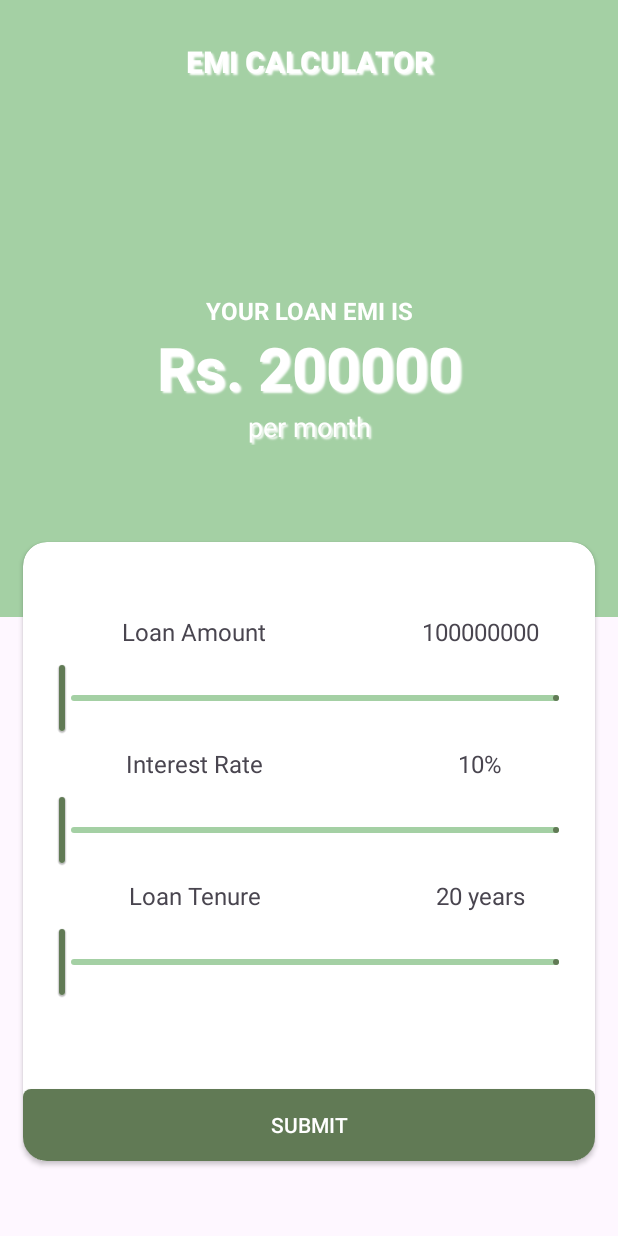
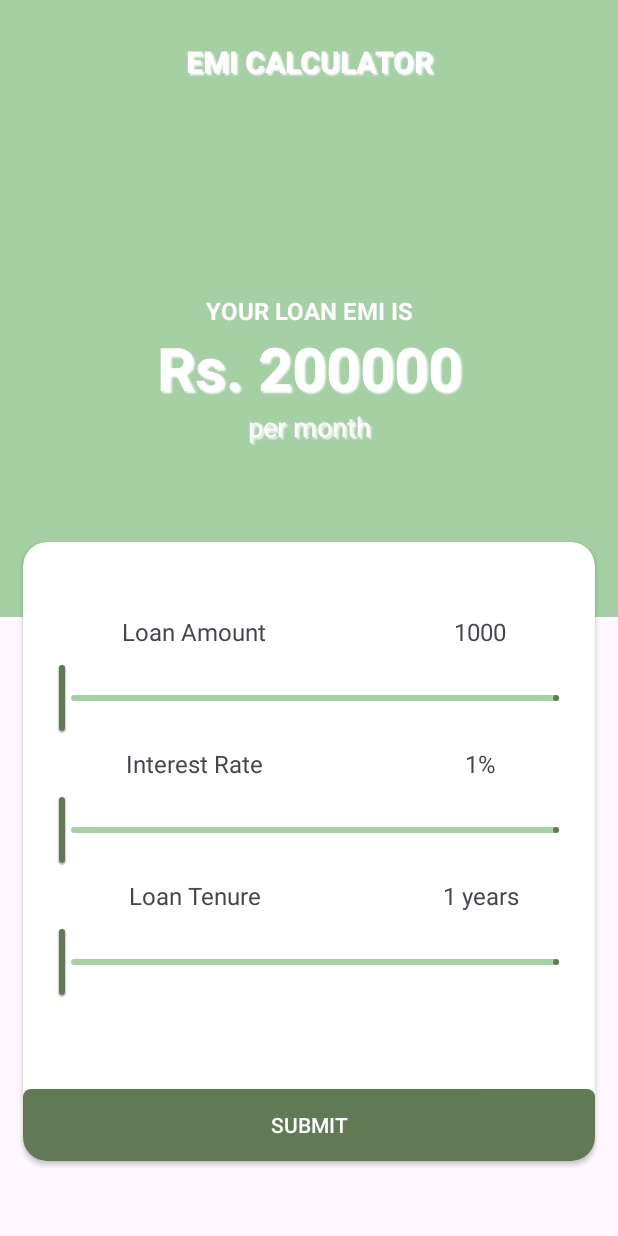
Before and after one commit to neha280694/-rt, an Android app: the emicalculator screen opened directly, with no data from a screen before it, on a phone screen of 412 x 824 dp. Run offline under Robolectric (Android 15) with nearby library versions, the phone set to English and light mode, and no system bars.

Commit message:
dobe calculation of emi

```diff
--- a/app/src/main/java/com/example/myapplication/emicalculator.java
+++ b/app/src/main/java/com/example/myapplication/emicalculator.java
@@ -3,12 +3,138 @@ package com.example.myapplication;
 import androidx.appcompat.app.AppCompatActivity;
 
 import android.os.Bundle;
+import android.support.annotation.NonNull;
+import android.util.Log;
+import android.view.View;
+import android.widget.Button;
+import android.widget.LinearLayout;
+import android.widget.TextView;
+
+import com.google.android.material.slider.RangeSlider;
+
+import java.text.DecimalFormat;
+import java.util.List;
 
 public class emicalculator extends AppCompatActivity {
+    private TextView perc,txttotalamount,txtloana,txty;
+    private RangeSlider rangeperc,rangeloan,rangeyear;
+    private DecimalFormat decimalFormat;
+    private Button btn1;
+
 
     @Override
     protected void onCreate(Bundle savedInstanceState) {
         super.onCreate(savedInstanceState);
         setContentView(R.layout.activity_emicalculator);
+        perc=findViewById(R.id.perc);
+        rangeperc=findViewById(R.id.rangeperc);
+        txttotalamount=findViewById(R.id.txttotalamount);
+        txtloana=findViewById(R.id.txtloana);
+        txty=findViewById(R.id.txty);
+        rangeloan=findViewById(R.id.rangeloan);
+        rangeyear=findViewById(R.id.rangeyear);
+        btn1=findViewById(R.id.btn1);
+        decimalFormat = new DecimalFormat("#,##0.00");
+
+        rangeperc.addOnChangeListener(new RangeSlider.OnChangeListener() {
+            @Override
+            public void onValueChange(@NonNull RangeSlider slider, float value, boolean fromUser) {
+                // Check if there are any values (thumbs) in the list
+                if (!slider.getValues().isEmpty()) {
+                    int intValue = Math.round(slider.getValues().get(0));
+                    String text = "" + intValue + "%"; // Append "%" to the value
+                    perc.setText(text);
+                } else {
+                    perc.setText("No values selected");
+                }
+               // updateEMI();
+
+            }
+
+        });
+        rangeloan.addOnChangeListener(new RangeSlider.OnChangeListener() {
+            @Override
+            public void onValueChange(@NonNull RangeSlider slider, float value, boolean fromUser) {
+                // Check if there are any values (thumbs) in the list
+                if (!slider.getValues().isEmpty()) {
+                    int intValue = Math.round(slider.getValues().get(0));
+                    String text = "" + intValue ; // Append "%" to the value
+                    txtloana.setText(text);
+                } else {
+                    txtloana.setText("No values selected");
+                }
+                //updateEMI();
+
+            }
+        });
+        rangeyear.addOnChangeListener(new RangeSlider.OnChangeListener() {
+            @Override
+            public void onValueChange(@NonNull RangeSlider slider, float value, boolean fromUser) {
+                // Check if there are any values (thumbs) in the list
+                if (!slider.getValues().isEmpty()) {
+                    int intValue = Math.round(slider.getValues().get(0));
+                    String text = "" +intValue + "year"; // Append "%" to the value
+                    txty.setText(text);
+                } else {
+                    txty.setText("No values selected");
+                }
+                //updateEMI();
+            }
+        });
+        btn1.setOnClickListener(new View.OnClickListener() {
+            @Override
+            public void onClick(View v) {
+                updateEMI();
+
+            }
+        });
     }
+
+
+
+
+    private void updateEMI() {
+        // Retrieve the values from RangeSliders
+        float interestRate = rangeperc.getValues().get(0);
+        float loanAmount = rangeloan.getValues().get(0);
+        float loanTenure = rangeyear.getValues().get(0);
+
+        // Calculate EMI (You need to implement the EMI calculation logic here)
+        double emi = calculateEMI(interestRate, loanAmount, loanTenure);
+
+        // Format the EMI with up to two decimal places, removing trailing zeros
+        String formattedEMI = decimalFormat.format(emi);
+
+        // Display the updated EMI result in the emiResult TextView
+        txttotalamount.setText("" + formattedEMI); // You can customize the currency symbol as needed
+    }
+
+    // Implement the EMI calculation logic here
+    private double calculateEMI(float interestRate, float loanAmount, float loanTenure) {
+        // Your EMI calculation formula goes here
+        // For example, you can use the following formula (replace with your actual formula):
+        // EMI = (P * r * (1 + r)^n) / ((1 + r)^n - 1)
+        // where P = Principal amount (loan amount)
+        //       r = Monthly interest rate (annual rate / 12 / 100)
+        //       n = Total number of monthly payments (loan tenure * 12)
+        //       EMI = Equated Monthly Installment
+
+        // Calculate monthly interest rate
+        float monthlyInterestRate = (interestRate / 12) / 100;
+
+        // Calculate total number of monthly payments
+        float totalPayments = loanTenure * 12;
+
+        // Calculate EMI using the formula
+        double emi = (loanAmount * monthlyInterestRate * Math.pow(1 + monthlyInterestRate, totalPayments))
+                / (Math.pow(1 + monthlyInterestRate, totalPayments) - 1);
+
+        return emi;
+    }
+
+
+
+
+
+
 }
--- a/app/src/main/res/layout/activity_emicalculator.xml
+++ b/app/src/main/res/layout/activity_emicalculator.xml
@@ -47,10 +47,9 @@
                 android:textStyle="bold"
                 android:textColor="@color/white"
                 android:textSize="16dp"
-
-
                 android:gravity="center"></TextView>
             <TextView
+                android:id="@+id/txttotalamount"
                 android:layout_width="match_parent"
                 android:layout_height="wrap_content"
                 android:gravity="center"
@@ -94,6 +93,7 @@
                     android:layout_marginTop="40dp"
                     android:orientation="horizontal">
                     <TextView
+
                         android:layout_width="0dp"
                         android:layout_height="40dp"
                         android:gravity="center"
@@ -101,20 +101,26 @@
                         android:textSize="16dp"
                         android:layout_weight="0.6"></TextView>
                     <TextView
+                        android:id="@+id/txtloana"
                         android:layout_width="0dp"
                         android:layout_height="40dp"
                         android:gravity="center"
-                        android:text="100000000"
+                        android:text="1000"
                         android:textSize="16dp"
                         android:layout_weight="0.4"></TextView>
                 </LinearLayout>
                 <com.google.android.material.slider.RangeSlider
+                    android:id="@+id/rangeloan"
                     android:layout_width="match_parent"
                     android:layout_height="wrap_content"
                     style="@style/SliderTheme"
                     android:layout_marginLeft="10dp"
+                    android:stepSize="1000"
+                    android:valueFrom="1000"
+                    android:valueTo="100000"
                     app:labelStyle="@style/Tooltip"
-                    android:layout_marginRight="10dp"></com.google.android.material.slider.RangeSlider>
+                    android:layout_marginRight="10dp">
+                </com.google.android.material.slider.RangeSlider>
                 <LinearLayout
                     android:layout_width="match_parent"
                     android:layout_height="wrap_content"
@@ -127,20 +133,28 @@
                         android:textSize="16dp"
                         android:layout_weight="0.6"></TextView>
                     <TextView
+                        android:id="@+id/perc"
                         android:layout_width="0dp"
                         android:layout_height="40dp"
                         android:gravity="center"
-                        android:text="10%"
+
                         android:textSize="16dp"
+                        android:text="1%"
                         android:layout_weight="0.4"></TextView>
                 </LinearLayout>
                 <com.google.android.material.slider.RangeSlider
+                    android:id="@+id/rangeperc"
                     android:layout_width="match_parent"
                     android:layout_height="wrap_content"
                     android:layout_marginLeft="10dp"
+                    android:stepSize="1"
+                    android:valueFrom="1"
+                    android:valueTo="100"
                     style="@style/SliderTheme"
                     app:labelStyle="@style/Tooltip"
-                    android:layout_marginRight="10dp"></com.google.android.material.slider.RangeSlider>
+                    android:layout_marginRight="10dp">
+
+                </com.google.android.material.slider.RangeSlider>
 
                 <LinearLayout
                     android:layout_width="match_parent"
@@ -154,20 +168,25 @@
                         android:textSize="16dp"
                         android:layout_weight="0.6"></TextView>
                     <TextView
+                        android:id="@+id/txty"
                         android:layout_width="0dp"
                         android:layout_height="40dp"
                         android:gravity="center"
-                        android:text="20 years"
+                        android:text="1 years"
                         android:textSize="16dp"
                         android:layout_weight="0.4"></TextView>
                 </LinearLayout>
 
                 <com.google.android.material.slider.RangeSlider
+                    android:id="@+id/rangeyear"
                     android:layout_width="match_parent"
                     android:layout_height="wrap_content"
                     android:layout_marginLeft="10dp"
                     app:labelStyle="@style/Tooltip"
                     style="@style/SliderTheme"
+                    android:stepSize="1"
+                    android:valueFrom="1"
+                    android:valueTo="20"
                     android:layout_marginRight="10dp"></com.google.android.material.slider.RangeSlider>
                 <LinearLayout
                     android:layout_width="match_parent"
@@ -175,6 +194,7 @@
                     android:gravity="bottom"
                     android:orientation="vertical">
                    <androidx.appcompat.widget.AppCompatButton
+                       android:id="@+id/btn1"
                        android:layout_width="match_parent"
                        android:layout_height="wrap_content"
                        android:textColor="@color/white"
```
